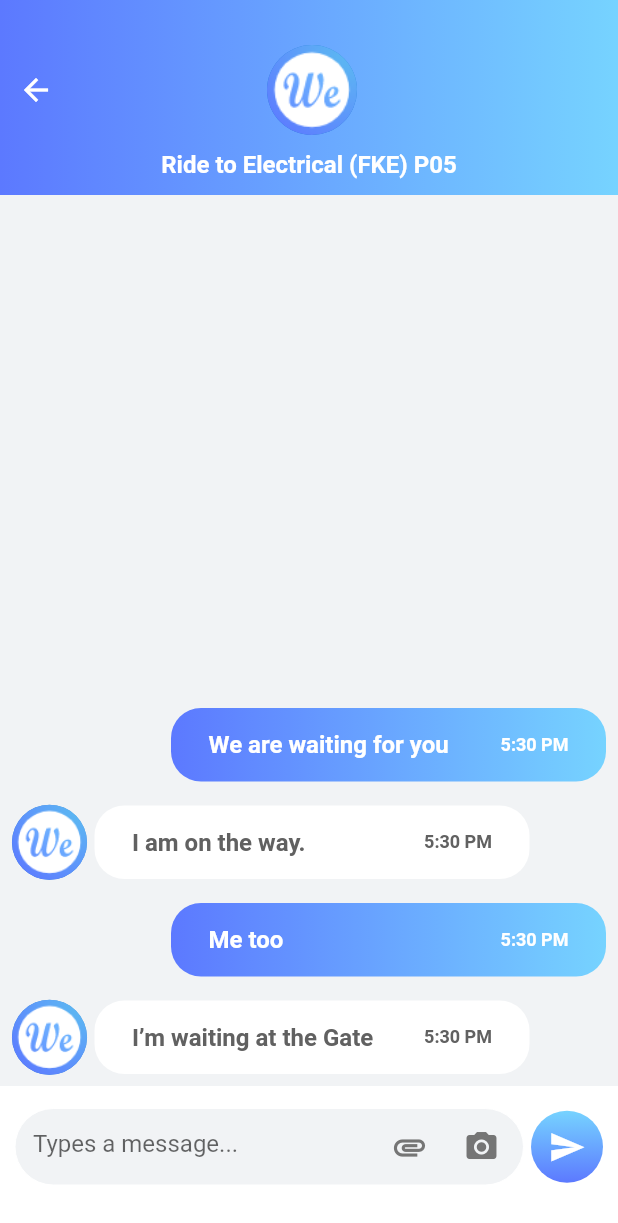
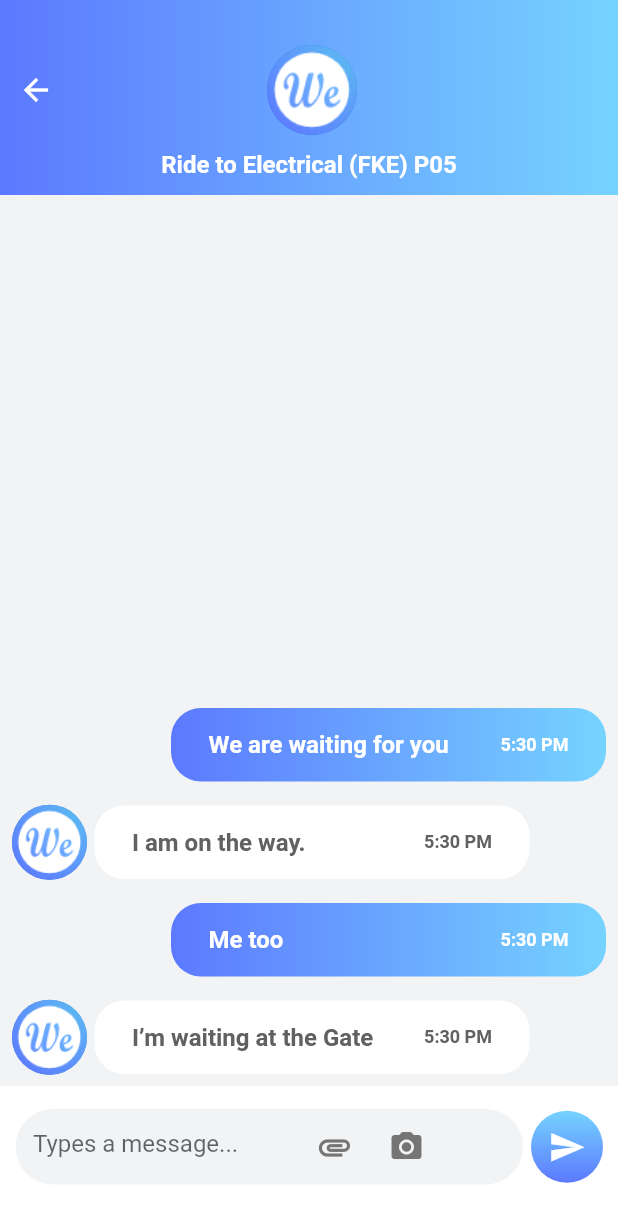
Before and after one commit to kamaleldincom/WeShare, a Flutter app: the ChatScreen screen opened by its route, on a phone screen of 412 x 824 dp. Shown: the top 1223 px of the screen. Run offline on Flutter 3.47's test engine with Material 2 defaults, Android fonts, the phone set to English and light mode, and no system bars; our stand-ins replace badges, intl_phone_number_input; missing offline and left inert: flare_splash_screen, material_dropdown_formfield.

Commit message:
chat screen bug fixes

```diff
--- a/weshare_main/lib/screens/chat_screen.dart
+++ b/weshare_main/lib/screens/chat_screen.dart
@@ -11,11 +11,16 @@ class Message {
 }
 
 class ChatScreen extends StatefulWidget {
+  final theMessage = TextEditingController();
   @override
   _ChatScreenState createState() => _ChatScreenState();
 }
 
 class _ChatScreenState extends State<ChatScreen> {
+  clearTextInput(textHolder) {
+    textHolder.clear();
+  }
+
   List<Message> messages = [
     Message('5:30 PM', 'I’m waiting at the Gate', false),
     Message('5:30 PM', 'Me too', true),
@@ -23,27 +28,31 @@ class _ChatScreenState extends State<ChatScreen> {
     Message('5:30 PM', 'We are waiting for you', true)
   ];
 
+  String message = '';
+  bool sent;
+
   void addMessage(value) {
     // String time = DateTime.now().hour.toString() +':'+ DateTime.now().minute.toString();
     // messages.insert(0,Message(time, value, true));
     messages.insert(0, Message('11:30', value, true));
   }
 
-  void getValue(value) {
+  String getValue(value) {
     addMessage(value);
     setState(() {});
+    return '';
   }
+
+  // bool
 
   @override
   Widget build(BuildContext context) {
     return Scaffold(
       body: GestureDetector(
-
         child: Column(
           children: <Widget>[
             Container(
               height: 130.0,
-
               padding: EdgeInsets.only(top: 30),
               decoration: BoxDecoration(
                 // boxShadow: [BoxShadow(blurRadius: 3, color: Colors.black, offset: ),],
@@ -103,7 +112,109 @@ class _ChatScreenState extends State<ChatScreen> {
                 ),
               ),
             ),
-            _buildMessageTextField(getValue, context),
+            // _buildMessageTextField(getValue, context),
+            Container(
+              padding: EdgeInsets.fromLTRB(10, 15, 10, 34),
+              height: 100.0,
+              color: Colors.white,
+              child: Row(
+                mainAxisAlignment: MainAxisAlignment.spaceBetween,
+                children: <Widget>[
+                  Expanded(
+                    child: TextField(
+                      controller: widget.theMessage,
+                      textCapitalization: TextCapitalization.sentences,
+                      onChanged: (value) {
+                        setState(() {
+                          if (sent == true) {
+                            value = '';
+
+                            sent = false;
+                          } else {
+                            message = value;
+                          }
+                        });
+                      },
+                      decoration: InputDecoration(
+                        suffixIcon: Container(
+                          width: 150,
+                          // margin: EdgeInsets.only(right:1),
+                          child: Row(
+                            // mainAxisAlignment: MainAxisAlignment.start ,
+                            children: <Widget>[
+                              message != ''
+                                  ? IconButton(
+                                      icon: Icon(Icons.cancel),
+                                      iconSize: 20.0,
+                                      color: Colors.grey[600],
+                                      onPressed: () {
+                                        widget.theMessage.clear();
+
+                                        message = '';
+                                        setState(() {});
+                                      },
+                                    )
+                                  : Container(),
+                              IconButton(
+                                icon: Icon(Icons.attachment),
+                                iconSize: 25.0,
+                                color: Colors.grey[600],
+                                onPressed: () {},
+                              ),
+                              IconButton(
+                                icon: Icon(
+                                  Icons.camera_alt,
+                                  color: Colors.grey[600],
+                                ),
+                                onPressed: () {},
+                              ),
+                            ],
+                          ),
+                        ),
+                        filled: true,
+                        fillColor: Theme.of(context).backgroundColor,
+                        focusColor: Colors.grey,
+                        enabledBorder: OutlineInputBorder(
+                          borderRadius: BorderRadius.all(Radius.circular(50.0)),
+                          borderSide:
+                              BorderSide(color: Colors.white, width: 0.0),
+                        ),
+                        focusedBorder: OutlineInputBorder(
+                          borderRadius: BorderRadius.all(Radius.circular(50.0)),
+                          borderSide:
+                              BorderSide(color: Colors.white, width: 0.0),
+                        ),
+                        hintText: 'Types a message...',
+                      ),
+                    ),
+                  ),
+                  SizedBox(
+                    width: 5,
+                  ),
+                  Container(
+                    decoration: BoxDecoration(
+                      borderRadius: BorderRadius.all(Radius.circular(50.0)),
+                      gradient: linearGradientvertical,
+                    ),
+                    child: IconButton(
+                      icon: Icon(Icons.send),
+                      iconSize: 25.0,
+                      color: Colors.white,
+                      onPressed: () {
+                        if (message != '') {
+                          // message = getValue(message);
+                          addMessage(message);
+                          widget.theMessage.clear();
+                          message = '';
+                          sent = false;
+                          setState(() {});
+                        }
+                      },
+                    ),
+                  ),
+                ],
+              ),
+            ),
           ],
         ),
       ),
@@ -120,7 +231,10 @@ _buildMessage(Message message, context) {
         radius: 25.0,
       ));
     } else {
-      return Container(height: 0,width: 0,);
+      return Container(
+        height: 0,
+        width: 0,
+      );
     }
   }
 
@@ -131,7 +245,9 @@ _buildMessage(Message message, context) {
           message.me ? MainAxisAlignment.end : MainAxisAlignment.start,
       children: <Widget>[
         addAvatar(message.me),
-        SizedBox(width: 5,),
+        SizedBox(
+          width: 5,
+        ),
         Container(
           constraints: BoxConstraints(
             maxWidth: 290.0,
@@ -157,7 +273,7 @@ _buildMessage(Message message, context) {
             crossAxisAlignment: CrossAxisAlignment.center,
             children: <Widget>[
               Flexible(
-                              child: Text(
+                child: Text(
                   message.text,
                   style: TextStyle(
                     color: message.me ? Colors.white : Colors.grey[700],
@@ -185,80 +301,165 @@ _buildMessage(Message message, context) {
   return msg;
 }
 
-_buildMessageTextField(getValue, context) {
-  String message;
-  return Container(
-    padding: EdgeInsets.fromLTRB(10, 15, 10, 34),
-    height: 100.0,
-    color: Colors.white,
-    child: Row(
-      mainAxisAlignment: MainAxisAlignment.spaceBetween,
-      children: <Widget>[
+// _buildMessageTextField(getValue, context) {
+//   String message;
+//   bool sent;
+//   return Container(
+//     padding: EdgeInsets.fromLTRB(10, 15, 10, 34),
+//     height: 100.0,
+//     color: Colors.white,
+//     child: Row(
+//       mainAxisAlignment: MainAxisAlignment.spaceBetween,
+//       children: <Widget>[
+//         Expanded(
+//           child: TextField(
 
-        Expanded(
-          child: TextField(
-            textCapitalization: TextCapitalization.sentences,
-            onChanged: (value) {
-              // sent?value='':message=value;
-              message = value;
-            },
-            decoration: InputDecoration(
-              suffixIcon: Container(
-                width: 100,
-                // margin: EdgeInsets.only(right:1),
-                child: Row(
-                  // mainAxisAlignment: MainAxisAlignment.start ,
-                  children: <Widget>[
+//             textCapitalization: TextCapitalization.sentences,
+//             onChanged: (value) {
+//               // sent?value='':message=value;
 
-                    IconButton(
-                      icon: Icon(Icons.attachment),
-                      iconSize: 25.0,
-                      color: Colors.grey[600],
-                      onPressed: () {},
-                    ),
-                    IconButton(
-                      icon: Icon(
-                        Icons.camera_alt,
-                        color: Colors.grey[600],
-                      ),
-                      onPressed: () {},
-                    ),
-                  ],
-                ),
-              ),
-              filled: true,
-              fillColor: Theme.of(context).backgroundColor,
-              focusColor: Colors.grey,
-              enabledBorder: OutlineInputBorder(
-                borderRadius: BorderRadius.all(Radius.circular(50.0)),
-                borderSide: BorderSide(color: Colors.white, width: 0.0),
-              ),
-              focusedBorder: OutlineInputBorder(
-                borderRadius: BorderRadius.all(Radius.circular(50.0)),
-                borderSide: BorderSide(color: Colors.white, width: 0.0),
-              ),
-              hintText: 'Types a message...',
-            ),
-          ),
-        ),
-        SizedBox(
-          width: 5,
-        ),
-        Container(
-          decoration: BoxDecoration(
-            borderRadius: BorderRadius.all(Radius.circular(50.0)),
-            gradient: linearGradientvertical,
-          ),
-          child: IconButton(
-            icon: Icon(Icons.send),
-            iconSize: 25.0,
-            color: Colors.white,
-            onPressed: () {
-              getValue(message);
-            },
-          ),
-        ),
-      ],
-    ),
-  );
-}
+//               // setState((){
+//               //   value ="";
+//               // });
+//               if (sent == true) {
+//                 value = '';
+//               }else{
+
+//                 message = value;
+//               }
+
+//               // value= "";
+//             },
+//             decoration: InputDecoration(
+//               suffixIcon: Container(
+//                 width: 100,
+//                 // margin: EdgeInsets.only(right:1),
+//                 child: Row(
+//                   // mainAxisAlignment: MainAxisAlignment.start ,
+//                   children: <Widget>[
+
+//                     IconButton(
+//                       icon: Icon(Icons.attachment),
+//                       iconSize: 25.0,
+//                       color: Colors.grey[600],
+//                       onPressed: () {},
+//                     ),
+//                     IconButton(
+//                       icon: Icon(
+//                         Icons.camera_alt,
+//                         color: Colors.grey[600],
+//                       ),
+//                       onPressed: () {},
+//                     ),
+//                   ],
+//                 ),
+//               ),
+//               filled: true,
+//               fillColor: Theme.of(context).backgroundColor,
+//               focusColor: Colors.grey,
+//               enabledBorder: OutlineInputBorder(
+//                 borderRadius: BorderRadius.all(Radius.circular(50.0)),
+//                 borderSide: BorderSide(color: Colors.white, width: 0.0),
+//               ),
+//               focusedBorder: OutlineInputBorder(
+//                 borderRadius: BorderRadius.all(Radius.circular(50.0)),
+//                 borderSide: BorderSide(color: Colors.white, width: 0.0),
+//               ),
+//               hintText: 'Types a message...',
+//             ),
+//           ),
+//         ),
+//         SizedBox(
+//           width: 5,
+//         ),
+//         Container(
+//           decoration: BoxDecoration(
+//             borderRadius: BorderRadius.all(Radius.circular(50.0)),
+//             gradient: linearGradientvertical,
+//           ),
+//           child: IconButton(
+//             icon: Icon(Icons.send),
+//             iconSize: 25.0,
+//             color: Colors.white,
+//             onPressed: () {
+//               message = getValue(message);
+//               sent = true;
+//             },
+//           ),
+//         ),
+//       ],
+//     ),
+//   );
+// }
+// }
+// }
+// }
+// }
+// }
+// }
+// }
+// }
+// }
+// }
+// }
+// }
+// }
+// }
+// }
+// }
+// }
+// }
+// }
+// }
+// }
+// }
+// }
+// }
+// }
+// }
+// }
+// }
+// }
+// }
+// }
+// }
+// }
+// }
+// }
+// }
+// }
+// }
+// }
+// }
+// }
+// }
+// }
+// }
+// }
+// }
+// }
+// }
+// }
+// }
+// }
+// }
+// }
+// }
+// }
+// }
+// }
+// }
+// }
+// }
+// }
+// }
+// }
+// }
+// }
+// }
+// }
+// }
+// }
+// }
+// }
+// }
```
